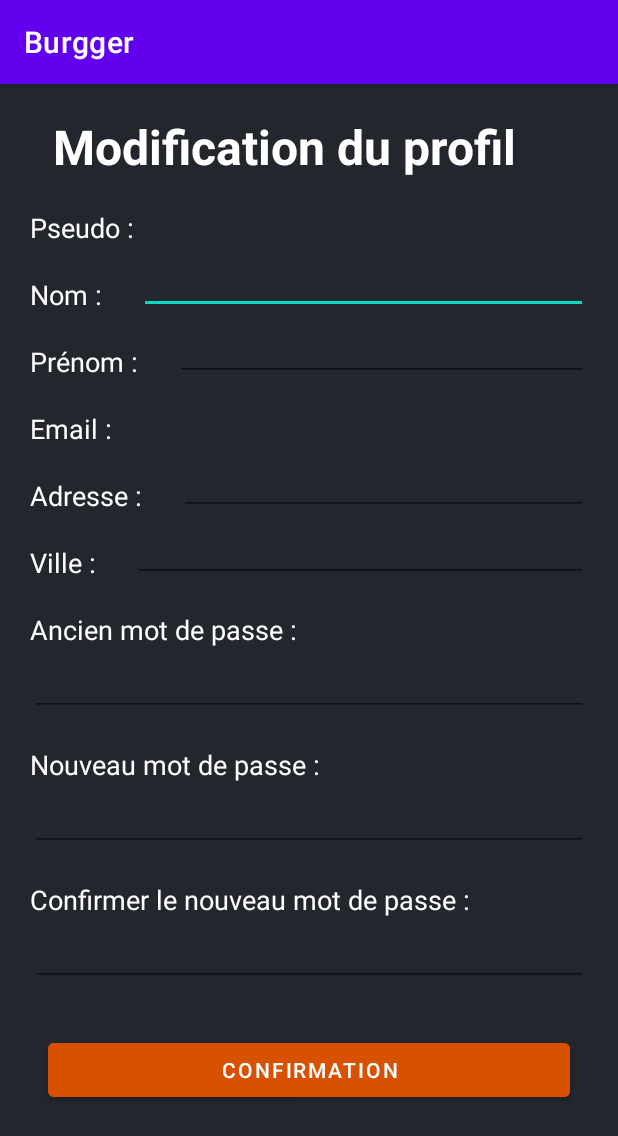
After one commit to DUT-Info-Montreuil/SAE4A__Solanki_Nguyen_Obrun_Cyriaque, an Android app: the ModifierProfilActivity screen opened directly, with no data from a screen before it, on a phone screen of 412 x 824 dp. The commit adds this screen. Shown: the top 1136 px of the screen. Run offline under Robolectric (Android 15) with nearby library versions, the phone set to English and light mode, and no system bars; 6 statements that could not run were skipped.

Commit message:
ajout du layout et de l'api modification.php

```diff
--- a/Burgger/app/src/main/AndroidManifest.xml
+++ b/Burgger/app/src/main/AndroidManifest.xml
@@ -14,6 +14,9 @@
         android:theme="@style/Theme.Burgger"
         android:usesCleartextTraffic="true"
         tools:targetApi="31">
+        <activity
+            android:name=".ModifierProfilActivity"
+            android:exported="false" />
         <activity
             android:name=".ProfilActivity"
             android:exported="false" />
--- /dev/null
+++ b/Burgger/app/src/main/java/com/example/burgger/ModifierProfilActivity.java
@@ -0,0 +1,154 @@
+package com.example.burgger;
+
+import androidx.appcompat.app.AppCompatActivity;
+
+import android.annotation.SuppressLint;
+import android.content.Intent;
+import android.content.SharedPreferences;
+import android.os.Bundle;
+import android.view.View;
+import android.widget.Button;
+import android.widget.EditText;
+import android.widget.TextView;
+import android.widget.Toast;
+
+import com.google.gson.Gson;
+
+import org.json.JSONException;
+import org.json.JSONObject;
+
+import java.io.IOException;
+import java.util.regex.Matcher;
+import java.util.regex.Pattern;
+
+import okhttp3.ResponseBody;
+import retrofit2.Call;
+import retrofit2.Callback;
+import retrofit2.Response;
+import retrofit2.http.Field;
+import retrofit2.http.FormUrlEncoded;
+import retrofit2.http.POST;
+
+public class ModifierProfilActivity extends AppCompatActivity {
+
+    private User user;
+    private TextView mUsernameEditText;
+    private EditText mNameEditText;
+    private EditText mFirstNameEditText;
+    private TextView mEmailEditText;
+    private EditText mAddressEditText;
+    private EditText mCityEditText;
+    private Button mConfirmationButton;
+
+    private EditText mOldEditText;
+    private EditText mNewEditText;
+    private EditText mNewCEditText;
+
+    private TextView mErrorMessage;
+
+    @SuppressLint("MissingInflatedId")
+    @Override
+    protected void onCreate(Bundle savedInstanceState) {
+        super.onCreate(savedInstanceState);
+        setContentView(R.layout.activity_modifier_profil);
+
+        SharedPreferences sharedPreferences = getSharedPreferences("myPrefs", MODE_PRIVATE);
+        Gson gson = new Gson();
+        String json = sharedPreferences.getString("user", "");
+        user = gson.fromJson(json, User.class);
+
+        mUsernameEditText = findViewById(R.id.edit_username);
+        mUsernameEditText.setText(user.getUsername());
+
+        mNameEditText = findViewById(R.id.edit_name);
+        mNameEditText.setHint(user.getName());
+
+        mFirstNameEditText = findViewById(R.id.edit_firstName);
+        mFirstNameEditText.setHint(user.getFisrtname());
+
+        mEmailEditText = findViewById(R.id.edit_email);
+        mEmailEditText.setText(user.getEmail());
+
+        mAddressEditText = findViewById(R.id.edit_address);
+        mAddressEditText.setHint(user.getAddress());
+
+        mCityEditText = findViewById(R.id.edit_city);
+        mCityEditText.setHint(user.getCity());
+
+        mConfirmationButton = findViewById(R.id.confirmationButton);
+
+        mOldEditText = findViewById(R.id.edit_oldpass);
+        mNewEditText = findViewById(R.id.edit_newpass);
+        mNewCEditText = findViewById(R.id.edit_newCpass);
+        mErrorMessage = findViewById(R.id.errorMsg_textView);
+
+        mConfirmationButton.setOnClickListener(new View.OnClickListener() {
+            @Override
+            public void onClick(View view) {
+                //ne peut pas avoir le meme pseudo et la meme adresse mail + verification de l'adresse mail
+
+            }
+        });
+
+
+    }
+
+    public static boolean isPasswordValid(String password) {
+        String regex = "^(?=.*[a-z])(?=.*[A-Z])(?=.*\\d)(?=.*[@$!%*?&])[A-Za-z\\d@$!%*?&]{8,}$";
+        Pattern pattern = Pattern.compile(regex);
+        Matcher matcher = pattern.matcher(password);
+        return matcher.matches();
+    }
+
+
+    public void modificationProfil(String username, String newpass, String city,String adress,String name , String firtName, String oldpass, String newCpass) {
+        ModifierProfilActivity.ApiInterface apiInterface = RetrofitClientInstance.getRetrofitInstance().create(ModifierProfilActivity.ApiInterface.class);
+        Call<ResponseBody> call = apiInterface.modifierProfil(username, newpass,name,firtName, adress,city, oldpass, newCpass);
+        call.enqueue(new Callback<ResponseBody>() {
+            @Override
+            public void onResponse(Call<ResponseBody> call, Response<ResponseBody> response) {
+                try {
+                    String jsonString = response.body().string();
+                    System.out.println(jsonString);
+                    JSONObject jsonObject = new JSONObject(jsonString);
+                    boolean success = jsonObject.getBoolean("success");
+                    if (!success) {
+                        mErrorMessage.setText(jsonObject.getString("msg"));
+                    } else {
+                        // modification réussite
+                        String successMessage = jsonObject.getString("msg");
+                        Toast.makeText(getApplicationContext(), successMessage, Toast.LENGTH_LONG).show();
+                        Intent intent=new Intent(getApplicationContext(),ProfilActivity.class);
+                        startActivity(intent);
+                    }
+                } catch (IOException | JSONException e) {
+                    e.printStackTrace();
+                }
+            }
+
+
+            @Override
+            public void onFailure(Call<ResponseBody> call, Throwable t) {
+                t.printStackTrace();
+            }
+        });
+    }
+
+    public interface ApiInterface {
+        @FormUrlEncoded
+        @POST("modification.php")
+        Call<ResponseBody> modifierProfil(
+                @Field("username") String username,
+                @Field("newpass") String newpass,
+                @Field("name") String name,
+                @Field("firstName") String firstName,
+                @Field("address") String address,
+                @Field("city") String city,
+                @Field("olspass") String oldpass,
+                @Field("newCpass") String newCpass
+        );
+    }
+
+
+
+}
--- a/Burgger/app/src/main/java/com/example/burgger/ProfilActivity.java
+++ b/Burgger/app/src/main/java/com/example/burgger/ProfilActivity.java
@@ -6,6 +6,8 @@ import android.annotation.SuppressLint;
 import android.content.Intent;
 import android.content.SharedPreferences;
 import android.os.Bundle;
+import android.view.View;
+import android.widget.Button;
 import android.widget.TextView;
 
 import com.google.gson.Gson;
@@ -20,6 +22,9 @@ public class ProfilActivity extends AppCompatActivity {
     private TextView mAddressTextView;
     private TextView mCityTextView;
 
+    private Button mEditProfilButton;
+
+    @SuppressLint("MissingInflatedId")
     @Override
     protected void onCreate(Bundle savedInstanceState) {
         super.onCreate(savedInstanceState);
@@ -28,7 +33,7 @@ public class ProfilActivity extends AppCompatActivity {
         SharedPreferences sharedPreferences = getSharedPreferences("myPrefs", MODE_PRIVATE);
         Gson gson = new Gson();
         String json = sharedPreferences.getString("user", "");
-        User user = gson.fromJson(json, User.class);
+        user = gson.fromJson(json, User.class);
 
         mUserNameTextView = findViewById(R.id.textViewUserName);
         mUserNameTextView.setText("Pseudo : " + user.getUsername());
@@ -46,9 +51,9 @@ public class ProfilActivity extends AppCompatActivity {
         mAddressTextView.setText("Adresse : "+user.getAddress());
 
         mCityTextView = findViewById(R.id.textViewCity);
-        mCityTextView.setText("City : "+user.getCity());
+        mCityTextView.setText("Ville : "+user.getCity());
 
-
+        mEditProfilButton = findViewById(R.id.editButton);
 
 
         if (user.getId_user() == -1) {
@@ -58,6 +63,14 @@ public class ProfilActivity extends AppCompatActivity {
         }
         System.out.println(user);
 
+        mEditProfilButton.setOnClickListener(new View.OnClickListener() {
+            @Override
+            public void onClick(View view) {
+                Intent registerActivity = new Intent(getApplicationContext(), ModifierProfilActivity.class);
+                startActivity(registerActivity);
+            }
+        });
+
     }
 
 
--- a/Burgger/app/src/main/java/com/example/burgger/Register.java
+++ b/Burgger/app/src/main/java/com/example/burgger/Register.java
@@ -117,6 +117,7 @@ public class Register extends AppCompatActivity {
                 @Field("address") String address,
                 @Field("city") String city
         );
+
     }
 
     public void RegisterUser(String username, String password, String email,String city,String adress,String name , String firtName) {
--- /dev/null
+++ b/Burgger/app/src/main/res/layout/activity_modifier_profil.xml
@@ -0,0 +1,246 @@
+<?xml version="1.0" encoding="utf-8"?>
+<RelativeLayout xmlns:android="http://schemas.android.com/apk/res/android"
+        xmlns:app="http://schemas.android.com/apk/res-auto"
+        xmlns:tools="http://schemas.android.com/tools"
+        android:layout_width="match_parent"
+        android:layout_height="match_parent"
+        android:background="@color/backGroundApp"
+        tools:context=".ModifierProfilActivity">
+
+    <TextView
+        android:id="@+id/textView"
+        android:layout_width="wrap_content"
+        android:layout_height="wrap_content"
+        android:text="Modification du profil  "
+        android:textColor="@color/white"
+        android:textSize="32sp"
+        android:textStyle="bold"
+        tools:ignore="MissingConstraints"
+        android:layout_marginTop="20dp"
+        android:layout_marginLeft="35dp"/>
+
+    <TextView
+        android:id="@+id/text_username"
+        android:layout_width="wrap_content"
+        android:layout_height="wrap_content"
+        android:text="Pseudo : "
+        android:textColor="@color/white"
+        android:textSize="18sp"
+        android:layout_below="@id/textView"
+        android:layout_marginTop="20dp"
+        android:layout_marginLeft="20dp"/>
+
+    <TextView
+        android:id="@+id/edit_username"
+        android:layout_width="match_parent"
+        android:layout_height="wrap_content"
+        android:text=""
+        android:textSize="18sp"
+        android:textColor="@color/white"
+        android:layout_below="@id/textView"
+        android:layout_marginTop="20dp"
+        android:layout_marginRight="20dp"
+        android:layout_toRightOf="@id/text_username"/>
+
+    <TextView
+        android:id="@+id/text_name"
+        android:layout_width="wrap_content"
+        android:layout_height="wrap_content"
+        android:text="Nom : "
+        android:textColor="@color/white"
+        android:textSize="18sp"
+        android:layout_below="@id/text_username"
+        android:layout_marginTop="20dp"
+        android:layout_marginLeft="20dp"/>
+
+    <EditText
+        android:id="@+id/edit_name"
+        android:layout_width="match_parent"
+        android:layout_height="wrap_content"
+        android:hint=""
+        android:textColor="@color/white"
+        android:layout_below="@id/text_username"
+        android:layout_marginRight="20dp"
+        android:layout_marginLeft="20dp"
+        android:layout_toRightOf="@id/text_name"/>
+
+    <TextView
+        android:id="@+id/text_firstName"
+        android:layout_width="wrap_content"
+        android:layout_height="wrap_content"
+        android:text="Prénom : "
+        android:textColor="@color/white"
+        android:textSize="18sp"
+        android:layout_below="@id/text_name"
+        android:layout_marginTop="20dp"
+        android:layout_marginLeft="20dp"/>
+
+    <EditText
+        android:id="@+id/edit_firstName"
+        android:layout_width="match_parent"
+        android:layout_height="wrap_content"
+        android:hint=""
+        android:textColor="@color/white"
+        android:layout_below="@id/text_name"
+        android:layout_marginRight="20dp"
+        android:layout_marginLeft="20dp"
+        android:layout_toRightOf="@id/text_firstName"/>
+
+    <TextView
+        android:id="@+id/text_email"
+        android:layout_width="wrap_content"
+        android:layout_height="wrap_content"
+        android:text="Email : "
+        android:textColor="@color/white"
+        android:textSize="18sp"
+        android:layout_below="@id/text_firstName"
+        android:layout_marginTop="20dp"
+        android:layout_marginLeft="20dp"/>
+
+    <TextView
+        android:id="@+id/edit_email"
+        android:layout_width="match_parent"
+        android:layout_height="wrap_content"
+        android:text=""
+        android:textColor="@color/white"
+        android:layout_below="@id/text_firstName"
+        android:layout_marginRight="20dp"
+        android:layout_marginTop="20dp"
+        android:layout_marginLeft="20dp"
+        android:layout_toRightOf="@id/text_email"/>
+
+    <TextView
+        android:id="@+id/text_address"
+        android:layout_width="wrap_content"
+        android:layout_height="wrap_content"
+        android:text="Adresse : "
+        android:textColor="@color/white"
+        android:textSize="18sp"
+        android:layout_below="@id/text_email"
+        android:layout_marginTop="20dp"
+        android:layout_marginLeft="20dp"/>
+
+    <EditText
+        android:id="@+id/edit_address"
+        android:layout_width="match_parent"
+        android:layout_height="wrap_content"
+        android:hint=""
+        android:textColor="@color/white"
+        android:layout_below="@id/text_email"
+        android:layout_marginRight="20dp"
+        android:layout_marginLeft="20dp"
+        android:layout_toRightOf="@id/text_address"/>
+
+    <TextView
+        android:id="@+id/text_city"
+        android:layout_width="wrap_content"
+        android:layout_height="wrap_content"
+        android:text="Ville : "
+        android:textColor="@color/white"
+        android:textSize="18sp"
+        android:layout_below="@id/text_address"
+        android:layout_marginTop="20dp"
+        android:layout_marginLeft="20dp"/>
+
+    <EditText
+        android:id="@+id/edit_city"
+        android:layout_width="match_parent"
+        android:layout_height="wrap_content"
+        android:hint=""
+        android:textColor="@color/white"
+        android:layout_below="@id/text_address"
+        android:layout_marginRight="20dp"
+        android:layout_marginLeft="20dp"
+        android:layout_toRightOf="@id/text_city"/>
+
+    <TextView
+        android:id="@+id/text_oldpass"
+        android:layout_width="wrap_content"
+        android:layout_height="wrap_content"
+        android:text="Ancien mot de passe : "
+        android:textColor="@color/white"
+        android:textSize="18sp"
+        android:layout_below="@id/text_city"
+        android:layout_marginTop="20dp"
+        android:layout_marginLeft="20dp"/>
+
+    <EditText
+        android:id="@+id/edit_oldpass"
+        android:layout_width="match_parent"
+        android:layout_height="wrap_content"
+        android:hint=""
+        android:textColor="@color/white"
+        android:layout_below="@id/text_oldpass"
+        android:layout_marginRight="20dp"
+        android:layout_marginLeft="20dp" />
+
+    <TextView
+        android:id="@+id/text_newpass"
+        android:layout_width="wrap_content"
+        android:layout_height="wrap_content"
+        android:text="Nouveau mot de passe : "
+        android:textColor="@color/white"
+        android:textSize="18sp"
+        android:layout_below="@id/edit_oldpass"
+        android:layout_marginTop="20dp"
+        android:layout_marginLeft="20dp"/>
+
+    <EditText
+        android:id="@+id/edit_newpass"
+        android:layout_width="match_parent"
+        android:layout_height="wrap_content"
+        android:hint=""
+        android:textColor="@color/white"
+        android:layout_below="@id/text_newpass"
+        android:layout_marginRight="20dp"
+        android:layout_marginLeft="20dp" />
+
+    <TextView
+        android:id="@+id/text_newCpass"
+        android:layout_width="wrap_content"
+        android:layout_height="wrap_content"
+        android:text="Confirmer le nouveau mot de passe : "
+        android:textColor="@color/white"
+        android:textSize="18sp"
+        android:layout_below="@id/edit_newpass"
+        android:layout_marginTop="20dp"
+        android:layout_marginLeft="20dp"/>
+
+    <EditText
+        android:id="@+id/edit_newCpass"
+        android:layout_width="match_parent"
+        android:layout_height="wrap_content"
+        android:hint=""
+        android:textColor="@color/white"
+        android:layout_below="@id/text_newCpass"
+        android:layout_marginRight="20dp"
+        android:layout_marginLeft="20dp" />
+
+    <Button
+        android:id="@+id/confirmationButton"
+        android:layout_width="match_parent"
+        android:layout_height="wrap_content"
+        android:layout_marginStart="32dp"
+        android:layout_marginTop="32dp"
+        android:layout_marginEnd="32dp"
+        android:text="Confirmation"
+        android:layout_below="@id/edit_newCpass"
+        android:textColor="@color/white"
+        android:backgroundTint="@color/orange" />
+
+    <TextView
+        android:id="@+id/errorMsg_textView"
+        android:layout_width="wrap_content"
+        android:layout_height="wrap_content"
+        android:layout_gravity="center_horizontal"
+        android:text=""
+        android:textColor="@color/red"
+        android:layout_marginStart="32dp"
+        android:layout_marginTop="32dp"
+        android:layout_marginEnd="32dp"
+        android:layout_below="@id/confirmationButton"
+        android:textSize="20sp"
+        android:textStyle="bold" />
+
+
+</RelativeLayout>
--- a/Burgger/app/src/main/res/layout/activity_profil.xml
+++ b/Burgger/app/src/main/res/layout/activity_profil.xml
@@ -27,7 +27,7 @@
         android:layout_height="wrap_content"
         android:layout_gravity="left"
         android:text=""
-        android:textColor="@color/red"
+        android:textColor="@color/orange"
         android:textSize="20sp"
         android:textStyle="bold"
         android:layout_margin="20sp"
@@ -55,7 +55,7 @@
         android:layout_height="wrap_content"
         android:layout_gravity="left"
         android:text=""
-        android:textColor="@color/red"
+        android:textColor="@color/orange"
         android:textSize="20sp"
         android:textStyle="bold"
         android:layout_margin="20sp"
@@ -69,7 +69,7 @@
         android:layout_height="wrap_content"
         android:layout_gravity="left"
         android:text=""
-        android:textColor="@color/red"
+        android:textColor="@color/orange"
         android:textSize="20sp"
         android:textStyle="bold"
         android:layout_margin="20sp"
@@ -83,7 +83,7 @@
         android:layout_height="wrap_content"
         android:layout_gravity="left"
         android:text=""
-        android:textColor="@color/red"
+        android:textColor="@color/orange"
         android:textSize="20sp"
         android:textStyle="bold"
         android:layout_margin="20sp"
@@ -97,11 +97,22 @@
         android:layout_height="wrap_content"
         android:layout_gravity="left"
         android:text=""
-        android:textColor="@color/red"
+        android:textColor="@color/orange"
         android:textSize="20sp"
         android:textStyle="bold"
         android:layout_margin="20sp"
         tools:ignore="MissingConstraints"
         tools:layout_editor_absoluteX="73dp"
         tools:layout_editor_absoluteY="437dp" />
+
+    <Button
+        android:id="@+id/editButton"
+        android:layout_width="match_parent"
+        android:layout_height="wrap_content"
+        android:layout_marginStart="32dp"
+        android:layout_marginEnd="32dp"
+        android:text="Modifier profil"
+        android:textColor="@color/white"
+        android:backgroundTint="@color/orange" />
+
 </LinearLayout>
```
Also changed, not shown: 1 other file.
